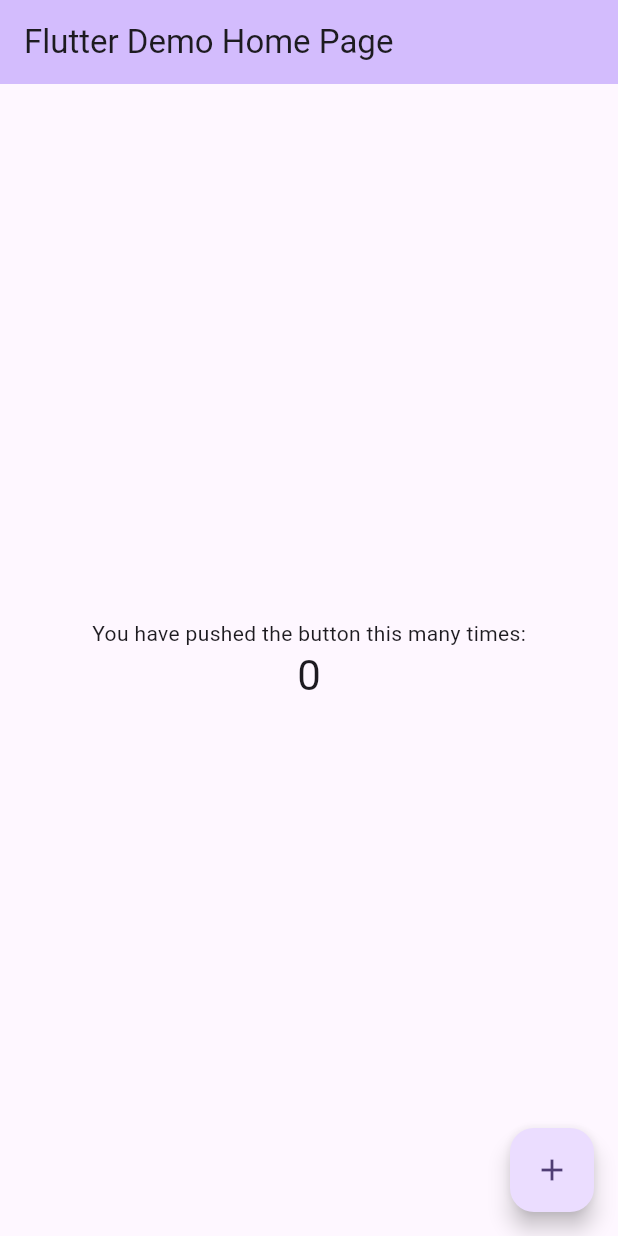
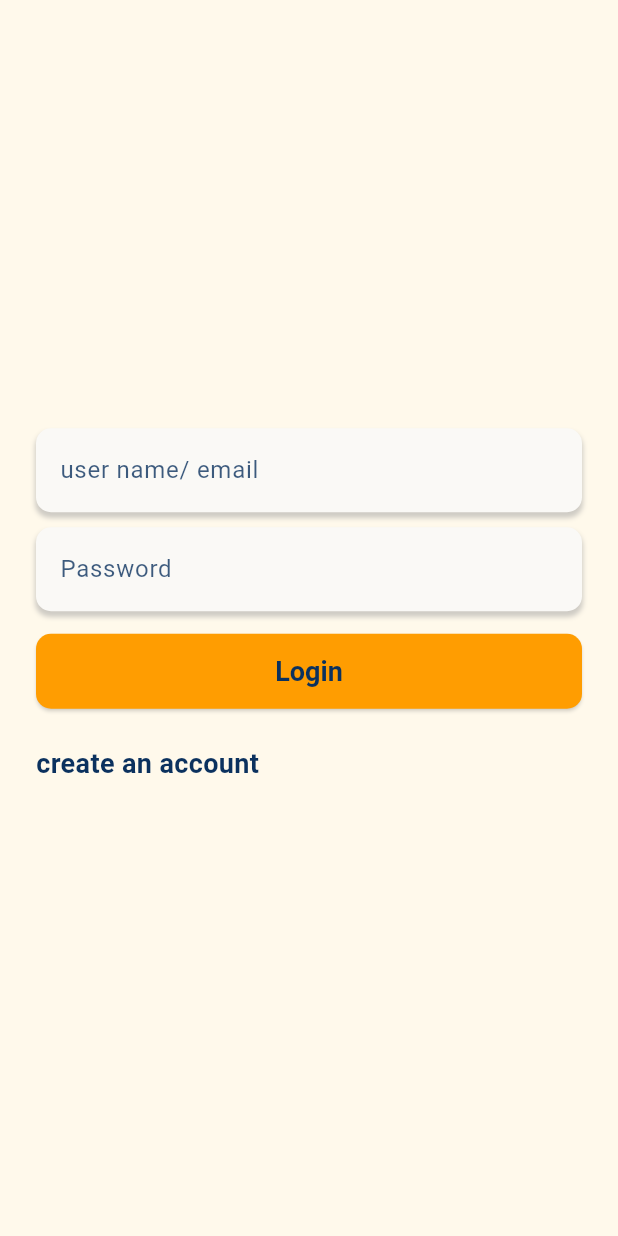
Before and after one commit to Fateme-Afshar/shop, a Flutter app: the screen it shows after launch, on a phone screen of 412 x 824 dp. Run offline on Flutter 3.47's test engine with Material 3 defaults, Android fonts, the phone set to English and light mode, and no system bars; Roboto replaces fonts that are missing (segoe).

Commit message:
Create theme and Add Login page

```diff
--- /dev/null
+++ b/lib/custom-widget/custom-button.dart
@@ -0,0 +1,38 @@
+import 'package:flutter/cupertino.dart';
+import 'package:flutter/material.dart';
+
+class Button extends StatelessWidget {
+  final String buttonText;
+  final Key btnKey;
+  final VoidCallback onPress;
+  final ButtonStyle? style;
+
+  const Button(
+      {super.key, required this.btnKey, required this.buttonText, required this.onPress, this.style});
+
+  @override
+  Widget build(BuildContext context) {
+    return SizedBox(
+      height: 50,
+      width: double.infinity,
+      child: ElevatedButton(
+          key: btnKey,
+          onPressed: onPress,
+          style: style,
+          child: Text(
+            buttonText,
+          )),
+    );
+  }
+}
+
+class DeleteButton extends Button {
+
+  DeleteButton(
+      {required super.btnKey, required super.buttonText, required super.onPress})
+      : super(style: ElevatedButton.styleFrom(
+    backgroundColor:const Color.fromARGB(255, 0, 0, 128),
+    foregroundColor: const Color.fromARGB(255, 255, 127, 80)
+  ));
+
+}
--- /dev/null
+++ b/lib/custom-widget/custom-text-field.dart
@@ -0,0 +1,59 @@
+import 'package:flutter/material.dart';
+
+class InputTextField extends StatelessWidget {
+  final String hint;
+  final Key textFieldKey;
+
+  const InputTextField({super.key, required this.textFieldKey,required this.hint});
+
+  @override
+  Widget build(BuildContext context) {
+    return Container(
+      decoration:  BoxDecoration(
+        boxShadow: [
+          BoxShadow(
+            color: Colors.grey.withOpacity(0.5),
+            spreadRadius: .2,
+            blurRadius: 2,
+            offset: Offset(0, 3),
+          ),
+        ],
+        borderRadius: BorderRadius.circular(10.0),
+      ),
+      child: TextFormField(
+      key: textFieldKey,
+      decoration: InputDecoration(hintText: hint),
+    ),);
+  }
+
+
+
+}
+
+class InfoTextField extends StatelessWidget {
+  final String value;
+
+  final Key textFieldKey;
+
+  const InfoTextField({super.key, required this.textFieldKey,required this.value});
+
+  @override
+  Widget build(BuildContext context) {
+    return Container(
+      decoration:  BoxDecoration(
+        boxShadow: [
+          BoxShadow(
+            color: Colors.grey.withOpacity(0.5),
+            spreadRadius: .2,
+            blurRadius: 2,
+            offset: Offset(0, 3),
+          ),
+        ],
+        borderRadius: BorderRadius.circular(10.0),
+      ),
+      child: TextFormField(
+        key: textFieldKey,
+        initialValue: value,
+      ),);
+  }
+}
--- a/lib/main.dart
+++ b/lib/main.dart
@@ -1,125 +1,86 @@
 import 'package:flutter/material.dart';
+import 'package:shop/presenters/login/login-page.dart';
 
 void main() {
-  runApp(const MyApp());
+  runApp(const ShopApp());
 }
 
-class MyApp extends StatelessWidget {
-  const MyApp({super.key});
+class ShopApp extends StatelessWidget {
+  const ShopApp({super.key});
 
   // This widget is the root of your application.
   @override
   Widget build(BuildContext context) {
+    const appName = 'Custom Themes';
+
     return MaterialApp(
-      title: 'Flutter Demo',
+      title: appName,
       theme: ThemeData(
-        // This is the theme of your application.
-        //
-        // TRY THIS: Try running your application with "flutter run". You'll see
-        // the application has a blue toolbar. Then, without quitting the app,
-        // try changing the seedColor in the colorScheme below to Colors.green
-        // and then invoke "hot reload" (save your changes or press the "hot
-        // reload" button in a Flutter-supported IDE, or press "r" if you used
-        // the command line to start the app).
-        //
-        // Notice that the counter didn't reset back to zero; the application
-        // state is not lost during the reload. To reset the state, use hot
-        // restart instead.
-        //
-        // This works for code too, not just values: Most code changes can be
-        // tested with just a hot reload.
-        colorScheme: ColorScheme.fromSeed(seedColor: Colors.deepPurple),
-        useMaterial3: true,
-      ),
-      home: const MyHomePage(title: 'Flutter Demo Home Page'),
+          useMaterial3: true,
+          colorScheme: ColorScheme.fromSeed(
+            seedColor: const Color.fromARGB(255, 250, 245, 239),
+            primaryContainer: Color.fromARGB(255, 11, 49, 94),
+            secondaryContainer: const Color.fromARGB(255, 11, 49, 94),
+            background: Color.fromARGB(255, 250, 245, 239),
+            brightness: Brightness.light,
+          ),
+          fontFamily: "segoe",
+          iconTheme: const IconThemeData(
+              color: Color.fromARGB(255, 11, 49, 94), size: 24),
+          inputDecorationTheme: const InputDecorationTheme(
+            filled: true,
+            fillColor: Color.fromARGB(255, 250, 249, 246),
+            hoverColor: Colors.transparent,
+            focusColor: null,
+            focusedBorder: OutlineInputBorder(
+              borderRadius: BorderRadius.all(Radius.circular(10)),
+              borderSide: BorderSide.none,
+            ),
+            border: OutlineInputBorder(
+              borderRadius: BorderRadius.all(Radius.circular(10)),
+              borderSide: BorderSide.none,
+            ),
+            hintStyle: TextStyle(color: Color.fromARGB(203, 11, 49, 94)),
+          ),
+          elevatedButtonTheme: ElevatedButtonThemeData(
+              style: ElevatedButton.styleFrom(
+            textStyle:
+                const TextStyle(fontWeight: FontWeight.bold, fontSize: 18),
+            shape: RoundedRectangleBorder(
+              borderRadius: BorderRadius.circular(10),
+            ),
+            shadowColor: Colors.grey.withOpacity(0.5),
+            backgroundColor: const Color.fromARGB(255, 255, 157, 1),
+            foregroundColor: const Color.fromARGB(255, 11, 49, 94),
+          )),
+          textTheme: const TextTheme(
+            bodyMedium: TextStyle(
+                color: Color.fromARGB(255, 11, 49, 94),
+                fontSize: 18,
+                fontWeight: FontWeight.bold),
+            displayLarge: TextStyle(
+                fontSize: 72,
+                fontWeight: FontWeight.bold,
+                color: Color.fromARGB(255, 11, 49, 94)),
+            displayMedium:
+                TextStyle(fontSize: 25, color: Color.fromARGB(255, 11, 49, 94)),
+            displaySmall:
+                TextStyle(fontSize: 25, color: Color.fromARGB(255, 11, 49, 94)),
+          ),
+          appBarTheme: const AppBarTheme(
+              backgroundColor: Color.fromARGB(255, 250, 245, 239),
+              iconTheme: IconThemeData(
+                  color: Color.fromARGB(255, 255, 157, 1), size: 24))),
+      home: const MainPage(),
     );
   }
 }
 
-class MyHomePage extends StatefulWidget {
-  const MyHomePage({super.key, required this.title});
-
-  // This widget is the home page of your application. It is stateful, meaning
-  // that it has a State object (defined below) that contains fields that affect
-  // how it looks.
-
-  // This class is the configuration for the state. It holds the values (in this
-  // case the title) provided by the parent (in this case the App widget) and
-  // used by the build method of the State. Fields in a Widget subclass are
-  // always marked "final".
-
-  final String title;
-
-  @override
-  State<MyHomePage> createState() => _MyHomePageState();
-}
-
-class _MyHomePageState extends State<MyHomePage> {
-  int _counter = 0;
-
-  void _incrementCounter() {
-    setState(() {
-      // This call to setState tells the Flutter framework that something has
-      // changed in this State, which causes it to rerun the build method below
-      // so that the display can reflect the updated values. If we changed
-      // _counter without calling setState(), then the build method would not be
-      // called again, and so nothing would appear to happen.
-      _counter++;
-    });
-  }
+class MainPage extends StatelessWidget {
+  const MainPage({super.key});
 
   @override
   Widget build(BuildContext context) {
-    // This method is rerun every time setState is called, for instance as done
-    // by the _incrementCounter method above.
-    //
-    // The Flutter framework has been optimized to make rerunning build methods
-    // fast, so that you can just rebuild anything that needs updating rather
-    // than having to individually change instances of widgets.
-    return Scaffold(
-      appBar: AppBar(
-        // TRY THIS: Try changing the color here to a specific color (to
-        // Colors.amber, perhaps?) and trigger a hot reload to see the AppBar
-        // change color while the other colors stay the same.
-        backgroundColor: Theme.of(context).colorScheme.inversePrimary,
-        // Here we take the value from the MyHomePage object that was created by
-        // the App.build method, and use it to set our appbar title.
-        title: Text(widget.title),
-      ),
-      body: Center(
-        // Center is a layout widget. It takes a single child and positions it
-        // in the middle of the parent.
-        child: Column(
-          // Column is also a layout widget. It takes a list of children and
-          // arranges them vertically. By default, it sizes itself to fit its
-          // children horizontally, and tries to be as tall as its parent.
-          //
-          // Column has various properties to control how it sizes itself and
-          // how it positions its children. Here we use mainAxisAlignment to
-          // center the children vertically; the main axis here is the vertical
-          // axis because Columns are vertical (the cross axis would be
-          // horizontal).
-          //
-          // TRY THIS: Invoke "debug painting" (choose the "Toggle Debug Paint"
-          // action in the IDE, or press "p" in the console), to see the
-          // wireframe for each widget.
-          mainAxisAlignment: MainAxisAlignment.center,
-          children: <Widget>[
-            const Text(
-              'You have pushed the button this many times:',
-            ),
-            Text(
-              '$_counter',
-              style: Theme.of(context).textTheme.headlineMedium,
-            ),
-          ],
-        ),
-      ),
-      floatingActionButton: FloatingActionButton(
-        onPressed: _incrementCounter,
-        tooltip: 'Increment',
-        child: const Icon(Icons.add),
-      ), // This trailing comma makes auto-formatting nicer for build methods.
-    );
+    return const LoginPage();
   }
 }
--- /dev/null
+++ b/lib/presenters/login/login-page.dart
@@ -0,0 +1,62 @@
+
+
+import 'package:flutter/cupertino.dart';
+import 'package:flutter/material.dart';
+
+import '../../custom-widget/custom-button.dart';
+import '../../custom-widget/custom-text-field.dart';
+
+class LoginPage extends StatelessWidget{
+  const LoginPage({super.key});
+
+  @override
+  Widget build(BuildContext context) {
+    return Scaffold(
+      body: Center(
+        child: Container(
+          margin: const EdgeInsets.only(left: 24, right: 24),
+          alignment: Alignment.center,
+          constraints: const BoxConstraints(
+            maxWidth: 400,
+          ),
+          child: Column(
+            mainAxisAlignment: MainAxisAlignment.center,
+            children: [
+              InputTextField(
+                textFieldKey: const Key("usernameField"),
+                hint: "user name/ email",
+              ),
+              const SizedBox(
+                height: 10,
+              ),
+              InputTextField(
+                textFieldKey: const Key("passwordField"),
+                hint: "Password",
+              ),
+              const SizedBox(
+                height: 15,
+              ),
+              Button(
+                btnKey: const Key("loginBtn"),
+                buttonText: "Login",
+                onPress: () {},
+              ),
+              const Align(
+                alignment: Alignment.centerLeft,
+                child: Padding(
+                  padding: EdgeInsets.only(top: 24, bottom: 16),
+                  child: Text(
+                    "create an account",
+                    textAlign: TextAlign.start,
+                    style: TextStyle(fontSize: 18),
+                  ),
+                ),
+              )
+            ],
+          ),
+        ),
+      ),
+    );
+  }
+
+}
```
Also changed, not shown: 1 other file.
